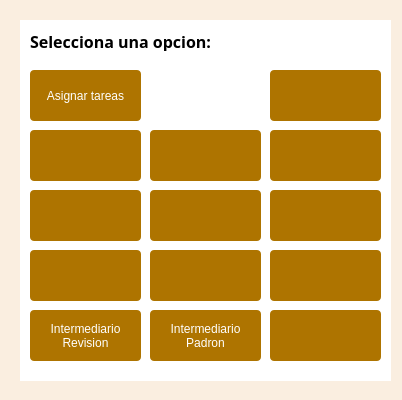
Old version of the form Master_dialog_base.ui in the repository gerardoros/CartograficoQgisPlugin.
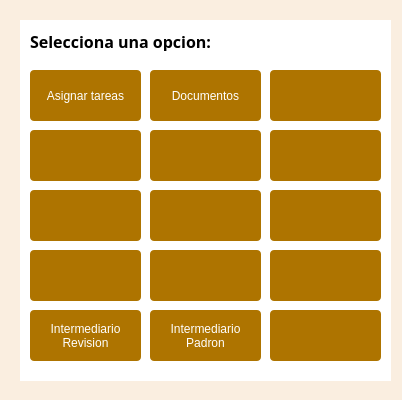
New version of the form. Icons and pictures are not drawn.

Commit message: Modulo documentos

Patch:
```diff
--- a/Master_dialog_base.ui
+++ b/Master_dialog_base.ui
@@ -569,6 +569,40 @@
      </size>
     </property>
    </widget>
+   <widget class="QPushButton" name="btnDocumentos">
+    <property name="geometry">
+     <rect>
+      <x>130</x>
+      <y>50</y>
+      <width>111</width>
+      <height>51</height>
+     </rect>
+    </property>
+    <property name="styleSheet">
+     <string notr="true">QPushButton{
+background : rgb(174, 116, 0);
+color : rgb(255, 255, 255);
+border-radius : 4px;
+}
+QPushButton::hover{
+background : rgb(104, 69, 13);
+color : rgb(255, 255, 255);
+border-radius : 4px;
+}
+QPushButton:disabled {
+background: rgb(217, 217, 217)
+}</string>
+    </property>
+    <property name="text">
+     <string>Documentos</string>
+    </property>
+    <property name="iconSize">
+     <size>
+      <width>112</width>
+      <height>112</height>
+     </size>
+    </property>
+   </widget>
    <zorder>btnAsigPad</zorder>
    <zorder>btnAsigCampo</zorder>
    <zorder>btnAsigRev</zorder>
```
Left out of the diff: 1 changed line with no effect on the pictures. The commit also changes 26 other files.
